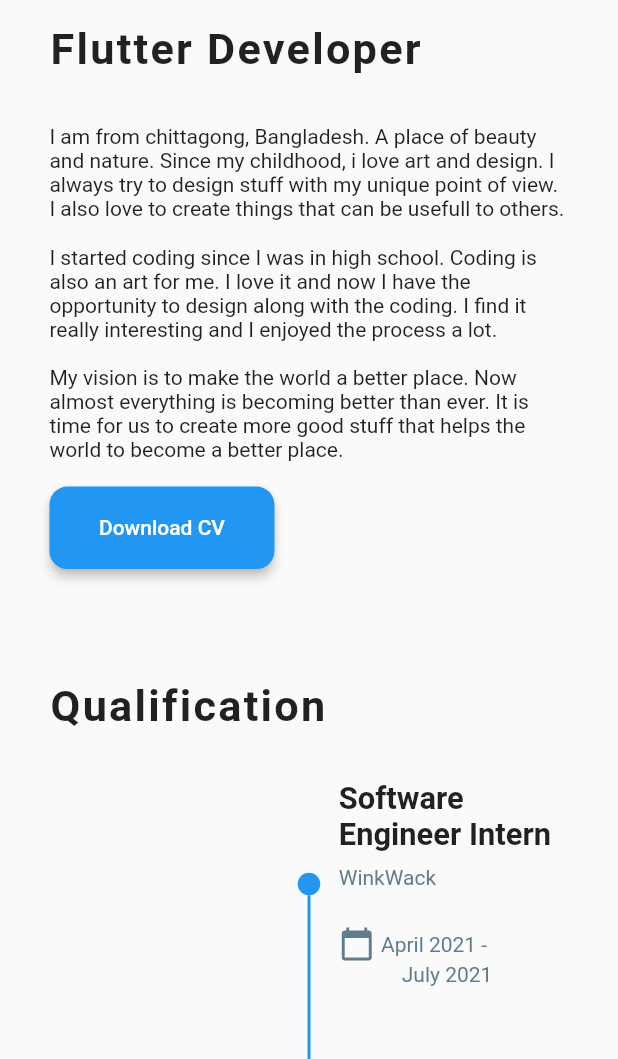
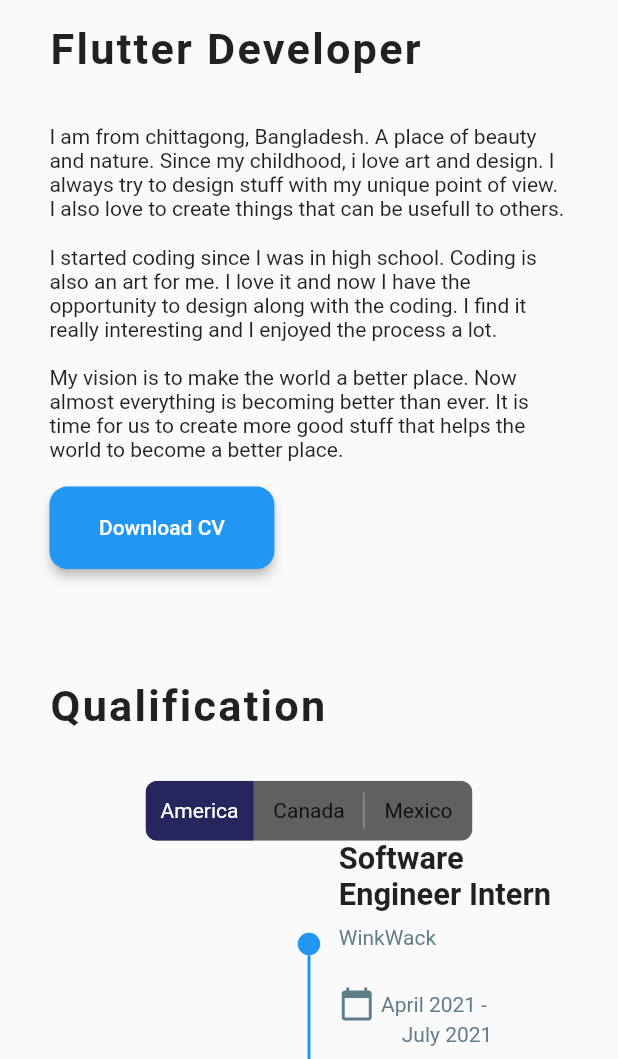
Before and after one commit to akashlilhare/portfolio, a Flutter app: the screen it shows after launch, in the side drawer, after a tap on "About", on a phone screen of 412 x 824 dp, the part 177-1236 px from its top. Run offline on Flutter 3.47's test engine with Material 2 defaults, Android fonts, the phone set to English and light mode, and no system bars; drawn by our look-alikes of timelines, toggle_switch; our stand-ins replace flutter_custom_clippers, flutter_feather_icons, fluttertoast, font_awesome_flutter, sizer, url_strategy; missing offline and left inert: clipboard.

```diff
--- a/lib/constants/app_theme.dart
+++ b/lib/constants/app_theme.dart
@@ -8,14 +8,14 @@ Constants constants = Constants();
 class AppTheme {
   ThemeData lightThemeData = ThemeData(
     backgroundColor: Constants.lightPrimaryColor,
-    primarySwatch: Colors.blue,
+   // primarySwatch: Colors.blue,
     primaryColor: Constants.lightPrimaryColor,
     visualDensity: VisualDensity.adaptivePlatformDensity,
   );
 
   ThemeData darkThemeData = ThemeData(
     backgroundColor: Constants.darkBackgroundColor,
-    primarySwatch: Colors.blue,
+  //  primarySwatch: Colors.blue,
     primaryColor: Constants.darkPrimaryColor,
     visualDensity: VisualDensity.adaptivePlatformDensity,
   );
--- a/lib/pages/about_page/about_skills.dart
+++ b/lib/pages/about_page/about_skills.dart
@@ -1,4 +1,5 @@
 import 'package:flutter/material.dart';
+import 'package:portfoli/constants/constants.dart';
 import 'package:portfoli/database/skills_database.dart';
 import 'package:portfoli/utils/responsive.dart';
 import 'package:portfoli/widgets/seaction_sub_header.dart';
@@ -17,7 +18,28 @@ class _AboutSkillsPageState extends State<AboutSkillsPage>
     double height = MediaQuery.of(context).size.height;
     double width = MediaQuery.of(context).size.width;
     AppPadding appPadding = AppPadding(context: context);
-    int getCrossCount() => width > 950 ? 6 : width > 725 ? 5 : 4;
+    int getCrossCount() => width > 950
+        ? 6
+        : width > 725
+            ? 5
+            : 4;
+
+    getSkills() {
+      return
+      Wrap(
+        children:  skills.map(
+              (skill) => Container(
+                margin:EdgeInsets.all(8) ,
+            padding: EdgeInsets.all(8),
+            child: Text(skill.title),
+            decoration: BoxDecoration(
+              border: Border.all(color: Constants.lightPrimaryColor),
+                borderRadius: BorderRadius.all(Radius.circular(8)),
+                ),
+          ),
+        ).toList()
+      );
+    }
 
     return Padding(
       padding: appPadding.mainPadding(),
@@ -29,27 +51,28 @@ class _AboutSkillsPageState extends State<AboutSkillsPage>
             height: height * .05,
           ),
           SectionSubHeader(title: "Skills"),
-          GridView.builder(
-            physics: NeverScrollableScrollPhysics(),
-            shrinkWrap: true,
-            itemCount: skills.length,
-            gridDelegate:  SliverGridDelegateWithFixedCrossAxisCount(
-                crossAxisCount: getCrossCount(),
-                crossAxisSpacing: width *.02,
-                mainAxisSpacing: height *.02),
-            itemBuilder: (BuildContext context, int index) {
-              return Card(
-                  color: Colors.blue.shade50,
-                  child: Padding(
-                    padding: EdgeInsets.all(height * .01),
-                    child: Image.asset(
-                      skills[index].imageSrc,
-                      height: height * 0.05,
-                      width: height * 0.05,
-                    ),
-                  ));
-            },
-          ),
+          getSkills(),
+          // GridView.builder(
+          //   physics: NeverScrollableScrollPhysics(),
+          //   shrinkWrap: true,
+          //   itemCount: skills.length,
+          //   gridDelegate:  SliverGridDelegateWithFixedCrossAxisCount(
+          //       crossAxisCount: getCrossCount(),
+          //       crossAxisSpacing: width *.02,
+          //       mainAxisSpacing: height *.02),
+          //   itemBuilder: (BuildContext context, int index) {
+          //     return Card(
+          //         color: Colors.blue.shade50,
+          //         child: Padding(
+          //           padding: EdgeInsets.all(height * .01),
+          //           child: Image.asset(
+          //             skills[index].imageSrc,
+          //             height: height * 0.05,
+          //             width: height * 0.05,
+          //           ),
+          //         ));
+          //   },
+          // ),
           SizedBox(
             height: height * .05,
           ),
--- a/lib/pages/about_page/qualification_page.dart
+++ b/lib/pages/about_page/qualification_page.dart
@@ -4,6 +4,7 @@ import 'package:portfoli/database/qualification.dart';
 import 'package:portfoli/utils/responsive.dart';
 import 'package:portfoli/widgets/seaction_sub_header.dart';
 import 'package:timelines/timelines.dart';
+import 'package:toggle_switch/toggle_switch.dart';
 
 class AboutQualification extends StatelessWidget {
   const AboutQualification({Key? key}) : super(key: key);
@@ -79,6 +80,17 @@ class AboutQualification extends StatelessWidget {
         children: [
           SizedBox(height: height*.05,),
           const SectionSubHeader(title: "Qualification"),
+          // Here, default theme colors are used for activeBgColor, activeFgColor, inactiveBgColor and inactiveFgColor
+          Center(
+            child: ToggleSwitch(
+              initialLabelIndex: 0,
+              totalSwitches: 3,
+              labels: ['America', 'Canada', 'Mexico'],
+              onToggle: (index) {
+                print('switched to: $index');
+              },
+            ),
+          ),
           FixedTimeline.tileBuilder(
             builder: TimelineTileBuilder.connected(
               indicatorPositionBuilder: (context, index) => 0.3,
--- a/pubspec.yaml
+++ b/pubspec.yaml
@@ -44,6 +44,7 @@ dependencies:
   flutter_custom_clippers: ^2.0.0
   font_awesome_flutter: ^9.1.0
   http: ^0.13.3
+  toggle_switch: ^1.2.0
 
 
 dev_dependencies:
```
Also changed, not shown: pubspec.lock, 1 other file.
